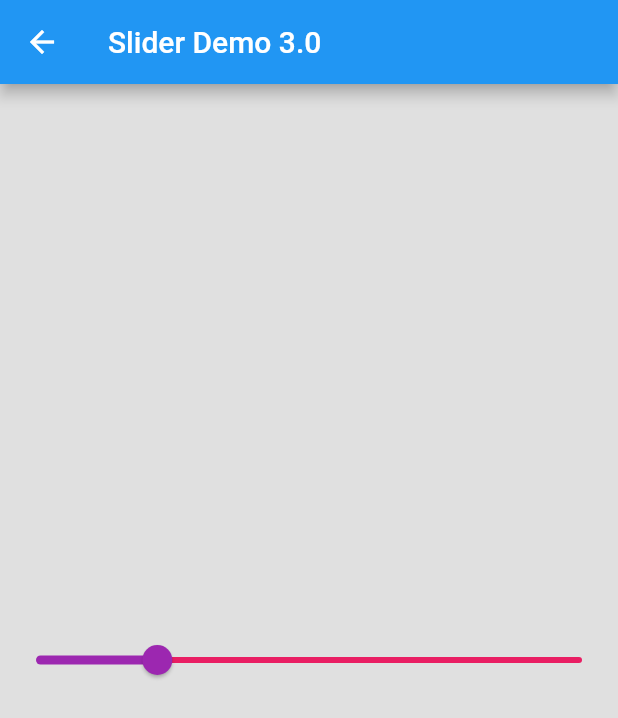
After one commit to santosh4005/fluttertestproject, a Flutter app: the ShowSlider screen opened directly, on a phone screen of 412 x 824 dp. The commit adds this screen. Shown: the top 718 px of the screen. Run offline on Flutter 3.47's test engine with Material 2 defaults, Android fonts, the phone set to English and light mode, and no system bars.

Commit message:
adding form, slider, search function

```diff
--- /dev/null
+++ b/lib/models/searchitem.dart
@@ -0,0 +1,6 @@
+class SearchItem {
+  final String name;
+  final String location;
+
+  SearchItem({this.name, this.location});
+}
--- /dev/null
+++ b/lib/widgets/showslider.dart
@@ -0,0 +1,33 @@
+import 'package:flutter/material.dart';
+
+class ShowSlider extends StatefulWidget {
+  @override
+  _ShowSliderState createState() => _ShowSliderState();
+}
+
+class _ShowSliderState extends State<ShowSlider> {
+  double _selectedValue = 3;
+
+  @override
+  Widget build(BuildContext context) {
+    return Scaffold(
+      appBar: AppBar(
+        title: Text("Slider Demo ${_selectedValue.toStringAsFixed(1)}"),
+      ),
+      body: Center(
+        child: Slider(
+          max: 10,
+          min: 1,
+          inactiveColor: Colors.pink,
+          activeColor: Colors.purple,
+          value: _selectedValue,
+          onChanged: (value) {
+            setState(() {
+              _selectedValue = value;
+            });
+          },
+        ),
+      ),
+    );
+  }
+}
```
Also changed, not shown: lib/helpers/constants.dart (added, +8 -0 lines), lib/screens/testscreen1.dart (+8 -0 lines), lib/widgets/showform.dart (+14 -2 lines), lib/widgets/showsearchability.dart (added, +93 -0 lines).
